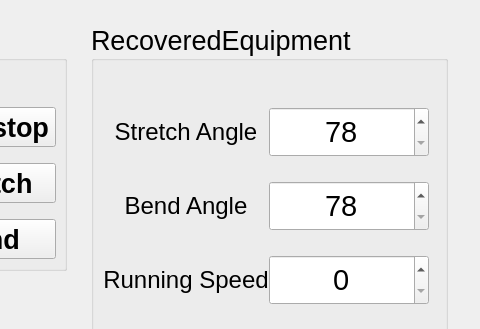
Qt form control.ui (zixiangfei/eeg-emg-lowerlimb-rehabilitation) before a commit; both pictures show x 313 to 793 and y 0 to 329 of the 793 by 457 pixel window.
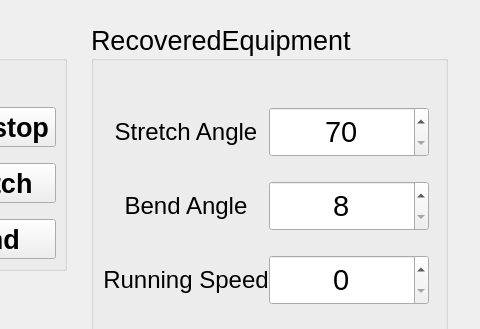
The same form after that commit.

The edit to the form file:
```diff
--- a/control.ui
+++ b/control.ui
@@ -373,10 +373,10 @@
          <set>Qt::AlignCenter</set>
         </property>
         <property name="minimum">
-         <number>78</number>
+         <number>70</number>
         </property>
         <property name="maximum">
-         <number>168</number>
+         <number>90</number>
         </property>
        </widget>
       </item>
@@ -403,10 +403,10 @@
          <set>Qt::AlignCenter</set>
         </property>
         <property name="minimum">
-         <number>78</number>
+         <number>8</number>
         </property>
         <property name="maximum">
-         <number>168</number>
+         <number>60</number>
         </property>
        </widget>
       </item>
```
Left out of the diff: 2 changed lines with no effect on the pictures.
